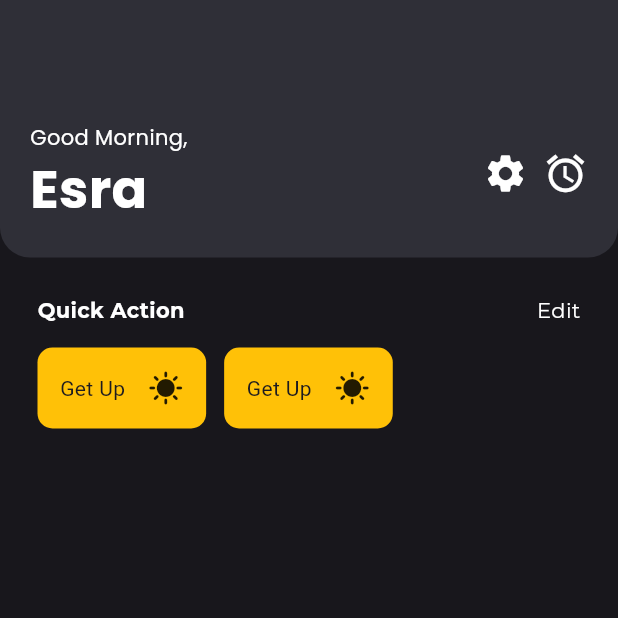
After one commit to hasancavdar61/smart_home_concept, a Flutter app: the screen it shows after launch, after a tap on "Sign in", on a phone screen of 412 x 824 dp, the top half of it. The commit adds this screen. Run offline on Flutter 3.47's test engine with Material 2 defaults, Android fonts, the phone set to English and light mode, and no system bars; our stand-ins replace font_awesome_flutter, get, google_fonts; network calls fail.

Commit message:
finished login screen and go new screen with get

```diff
--- a/lib/main.dart
+++ b/lib/main.dart
@@ -1,4 +1,5 @@
 import 'package:flutter/material.dart';
+import 'package:get/get.dart';
 import 'package:smart_home_concept/theme/theme.dart';
 import 'package:smart_home_concept/view/login_screen.dart';
 
@@ -9,7 +10,7 @@ class MainState extends StatelessWidget {
 
   @override
   Widget build(BuildContext context) {
-    return MaterialApp(
+    return GetMaterialApp(
       debugShowCheckedModeBanner: false,
       theme: AppTheme().themeData,
       home: const LoginScreen(),
--- a/lib/view/login_screen.dart
+++ b/lib/view/login_screen.dart
@@ -2,19 +2,20 @@ import 'package:flutter/material.dart';
 import 'package:font_awesome_flutter/font_awesome_flutter.dart';
 import 'package:get/get.dart';
 import 'package:smart_home_concept/components/social_button.dart';
+import 'package:smart_home_concept/view/main_screen.dart';
 
 class LoginScreen extends StatelessWidget {
   const LoginScreen({Key? key}) : super(key: key);
 
   @override
   Widget build(BuildContext context) {
+    String image =
+        'https://images.unsplash.com/photo-1668670975877-4e95bcb16145?ixlib=rb-4.0.3&ixid=MnwxMjA3fDB8MHxwaG90by1wYWdlfHx8fGVufDB8fHx8&auto=format&fit=crop&w=1364&q=80';
     return Scaffold(
       body: Container(
         decoration: BoxDecoration(
           image: DecorationImage(
-              image: const NetworkImage(
-                'https://images.unsplash.com/photo-1668670975877-4e95bcb16145?ixlib=rb-4.0.3&ixid=MnwxMjA3fDB8MHxwaG90by1wYWdlfHx8fGVufDB8fHx8&auto=format&fit=crop&w=1364&q=80',
-              ),
+              image: NetworkImage(image),
               fit: BoxFit.cover,
               colorFilter: ColorFilter.mode(
                   Colors.black.withOpacity(0.4), BlendMode.colorBurn)),
@@ -29,7 +30,7 @@ class LoginScreen extends StatelessWidget {
                 crossAxisAlignment: CrossAxisAlignment.center,
                 children: [
                   SizedBox(
-                    height: Get.height / 8,
+                    height: Get.height / 5,
                   ),
                   SocialButton(
                     onPressed: () {},
@@ -90,6 +91,48 @@ class LoginScreen extends StatelessWidget {
                       hintText: '  Password',
                     ),
                   ),
+                  const Align(
+                    alignment: Alignment.centerRight,
+                    child: Padding(
+                      padding: EdgeInsets.only(top: 15.0),
+                      child: Text(
+                        'Forgot password?',
+                        style: TextStyle(
+                            color: Colors.white,
+                            decoration: TextDecoration.underline),
+                      ),
+                    ),
+                  ),
+                  SizedBox(height: Get.height * 0.08),
+                  SizedBox(
+                    width: double.infinity,
+                    child: ElevatedButton(
+                      style: ButtonStyle(
+                        backgroundColor: MaterialStateProperty.all(
+                          const Color(0xFF536DED),
+                        ),
+                      ),
+                      onPressed: () => Get.to(
+                        const MainScreen(),
+                      ),
+                      child: const Text(
+                        'Sign in',
+                        style: TextStyle(color: Colors.white),
+                      ),
+                    ),
+                  ),
+                  const Align(
+                    alignment: Alignment.centerRight,
+                    child: Padding(
+                      padding: EdgeInsets.only(top: 15.0),
+                      child: Text(
+                        "I don't have an account",
+                        style: TextStyle(
+                            color: Colors.white,
+                            decoration: TextDecoration.underline),
+                      ),
+                    ),
+                  ),
                 ],
               ),
             ),
--- /dev/null
+++ b/lib/view/main_screen.dart
@@ -0,0 +1,138 @@
+import 'package:flutter/material.dart';
+import 'package:get/get.dart';
+import 'package:google_fonts/google_fonts.dart';
+
+class MainScreen extends StatelessWidget {
+  const MainScreen({super.key});
+
+  @override
+  Widget build(BuildContext context) {
+    return Scaffold(
+      body: SingleChildScrollView(
+        child: Column(
+          children: [
+            Container(
+              padding: const EdgeInsets.all(20.0),
+              decoration: const BoxDecoration(
+                color: Color(
+                  0xFF2F2F37,
+                ),
+                borderRadius: BorderRadius.only(
+                  bottomLeft: Radius.circular(20.0),
+                  bottomRight: Radius.circular(20.0),
+                ),
+              ),
+              width: double.infinity,
+              height: Get.height / 4.8,
+              child: Row(
+                mainAxisAlignment: MainAxisAlignment.spaceBetween,
+                children: [
+                  Column(
+                    mainAxisAlignment: MainAxisAlignment.end,
+                    crossAxisAlignment: CrossAxisAlignment.start,
+                    children: [
+                      Text(
+                        'Good Morning,',
+                        style: GoogleFonts.poppins(color: Colors.white),
+                      ),
+                      Text(
+                        'Esra',
+                        style: GoogleFonts.poppins(
+                            color: Colors.white,
+                            fontWeight: FontWeight.bold,
+                            fontSize: 35.0),
+                      ),
+                    ],
+                  ),
+                  Padding(
+                    padding: const EdgeInsets.only(top: 60.0),
+                    child: Row(
+                      children: const [
+                        Icon(
+                          Icons.settings,
+                          size: 30.0,
+                          color: Colors.white,
+                        ),
+                        SizedBox(
+                          width: 10.0,
+                        ),
+                        Icon(
+                          Icons.access_alarms,
+                          size: 30.0,
+                          color: Colors.white,
+                        )
+                      ],
+                    ),
+                  )
+                ],
+              ),
+            ),
+            Padding(
+              padding: const EdgeInsets.all(25.0),
+              child: Column(
+                children: [
+                  Row(
+                    mainAxisAlignment: MainAxisAlignment.spaceBetween,
+                    children: [
+                      Text(
+                        'Quick Action',
+                        style: GoogleFonts.montserrat(
+                            fontWeight: FontWeight.bold, color: Colors.white),
+                      ),
+                      Text(
+                        'Edit',
+                        style: GoogleFonts.montserrat(color: Colors.white),
+                      ),
+                    ],
+                  ),
+                  Row(
+                    children: [
+                      Container(
+                        decoration: const BoxDecoration(
+                          color: Colors.amber,
+                          borderRadius: BorderRadius.all(
+                            Radius.circular(10.0),
+                          ),
+                        ),
+                        padding: const EdgeInsets.all(15.0),
+                        margin: const EdgeInsets.only(top: 15.0, right: 12.0),
+                        child: Row(
+                          children: const [
+                            Text('Get Up'),
+                            SizedBox(
+                              width: 15.0,
+                            ),
+                            Icon(Icons.sunny),
+                          ],
+                        ),
+                      ),
+                      Container(
+                        decoration: const BoxDecoration(
+                          color: Colors.amber,
+                          borderRadius: BorderRadius.all(
+                            Radius.circular(10.0),
+                          ),
+                        ),
+                        padding: const EdgeInsets.all(15.0),
+                        margin: const EdgeInsets.only(top: 15.0, right: 12.0),
+                        child: Row(
+                          children: const [
+                            Text('Get Up'),
+                            SizedBox(
+                              width: 15.0,
+                            ),
+                            Icon(Icons.sunny),
+                          ],
+                        ),
+                      ),
+                    ],
+                  ),
+                ],
+              ),
+            )
+          ],
+        ),
+      ),
+    );
+  }
+}
--- a/pubspec.yaml
+++ b/pubspec.yaml
@@ -38,6 +38,7 @@ dependencies:
   cupertino_icons: ^1.0.2
   get: ^4.6.5
   font_awesome_flutter: ^10.2.1
+  google_fonts: ^3.0.1
 
 dev_dependencies:
   flutter_test:
```
Also changed, not shown: pubspec.lock, 7 other files.
